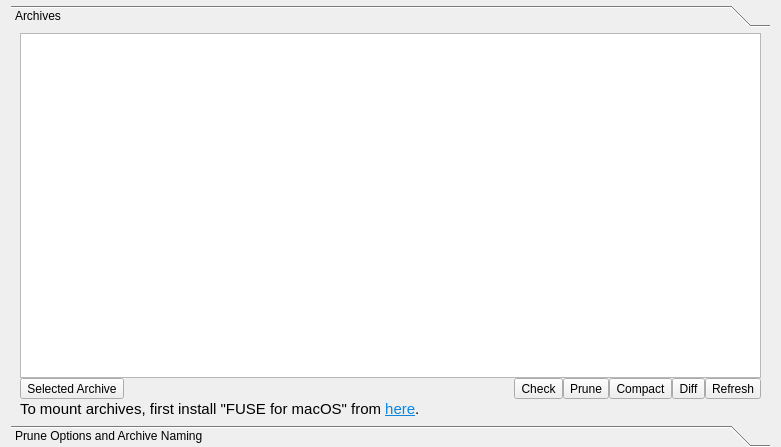
borgbase/vorta, file src/vorta/assets/UI/archivetab.ui: the form before one commit.
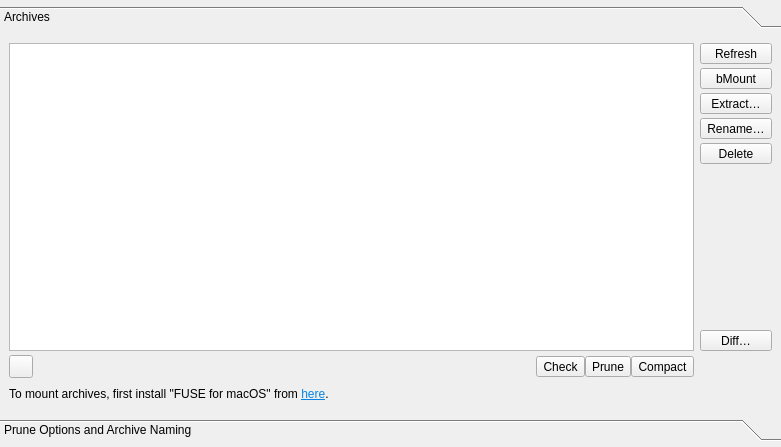
The form after the commit.

```diff
--- a/src/vorta/assets/UI/archivetab.ui
+++ b/src/vorta/assets/UI/archivetab.ui
@@ -14,46 +14,106 @@
    <string>Form</string>
   </property>
   <layout class="QVBoxLayout" name="verticalLayout">
+   <property name="leftMargin">
+    <number>0</number>
+   </property>
    <property name="topMargin">
-    <number>5</number>
+    <number>6</number>
+   </property>
+   <property name="rightMargin">
+    <number>0</number>
    </property>
    <property name="bottomMargin">
-    <number>0</number>
+    <number>6</number>
    </property>
    <item>
     <widget class="QToolBox" name="toolBox">
-     <property name="font">
-      <font>
-       <bold>false</bold>
-      </font>
-     </property>
-     <property name="currentIndex">
-      <number>0</number>
-     </property>
      <widget class="QWidget" name="archivesToolBox">
       <property name="geometry">
        <rect>
         <x>0</x>
         <y>0</y>
-        <width>757</width>
-        <height>374</height>
+        <width>781</width>
+        <height>371</height>
        </rect>
       </property>
       <attribute name="label">
        <string>Archives</string>
       </attribute>
       <layout class="QVBoxLayout" name="verticalLayout_2">
-       <property name="spacing">
-        <number>0</number>
-       </property>
-       <property name="topMargin">
-        <number>0</number>
-       </property>
-       <property name="bottomMargin">
-        <number>0</number>
-       </property>
+       <item>
+        <layout class="QGridLayout" name="gridLayout">
+         <property name="verticalSpacing">
+          <number>4</number>
+         </property>
+         <item row="1" column="0">
+          <layout class="QHBoxLayout" name="horizontalLayout_3">
+           <item>
+            <widget class="QToolButton" name="bList">
+             <property name="toolTip">
+              <string>Refresh archive list</string>
+             </property>
+            </widget>
+           </item>
+           <item>
+            <spacer name="horizontalSpacer">
+             <property name="orientation">
+              <enum>Qt::Horizontal</enum>
+             </property>
+             <property name="sizeHint" stdset="0">
+              <size>
+               <width>40</width>
+               <height>20</height>
+              </size>
+             </property>
+            </spacer>
+           </item>
        <item>
+            <widget class="QToolButton" name="bCheck">
+             <property name="toolTip">
+              <string>Check the consistancy of the repository</string>
+             </property>
+             <property name="text">
+              <string>Check</string>
+             </property>
+             <property name="toolButtonStyle">
+              <enum>Qt::ToolButtonTextBesideIcon</enum>
+             </property>
+            </widget>
+           </item>
+           <item>
+            <widget class="QToolButton" name="bPrune">
+             <property name="toolTip">
+              <string>Prune the archives in this repository</string>
+             </property>
+             <property name="text">
+              <string>Prune</string>
+             </property>
+             <property name="toolButtonStyle">
+              <enum>Qt::ToolButtonTextBesideIcon</enum>
+             </property>
+            </widget>
+           </item>
+           <item>
+            <widget class="QToolButton" name="compactButton">
+             <property name="text">
+              <string>Compact</string>
+             </property>
+             <property name="toolButtonStyle">
+              <enum>Qt::ToolButtonTextBesideIcon</enum>
+             </property>
+            </widget>
+           </item>
+          </layout>
+         </item>
+         <item row="0" column="0">
         <widget class="QTableWidget" name="archiveTable">
+           <property name="sizePolicy">
+            <sizepolicy hsizetype="Expanding" vsizetype="Expanding">
+             <horstretch>1</horstretch>
+             <verstretch>1</verstretch>
+            </sizepolicy>
+           </property>
          <attribute name="horizontalHeaderVisible">
           <bool>false</bool>
          </attribute>
@@ -93,73 +153,40 @@
          </column>
         </widget>
        </item>
+         <item row="0" column="1">
+          <layout class="QVBoxLayout" name="verticalLayout_5">
        <item>
-        <layout class="QHBoxLayout" name="horizontalLayout_3">
-         <item>
-          <widget class="QToolButton" name="archiveActionButton">
-           <property name="text">
-            <string>Selected Archive</string>
-           </property>
-           <property name="toolButtonStyle">
-            <enum>Qt::ToolButtonTextBesideIcon</enum>
-           </property>
-          </widget>
-         </item>
-         <item>
-          <spacer name="horizontalSpacer">
-           <property name="orientation">
-            <enum>Qt::Horizontal</enum>
-           </property>
-           <property name="sizeHint" stdset="0">
-            <size>
-             <width>40</width>
-             <height>20</height>
-            </size>
-           </property>
-          </spacer>
-         </item>
-         <item>
-          <widget class="QToolButton" name="checkButton">
-           <property name="text">
-            <string>Check</string>
-           </property>
-           <property name="toolButtonStyle">
-            <enum>Qt::ToolButtonTextBesideIcon</enum>
-           </property>
-          </widget>
-         </item>
+            <widget class="QFrame" name="fArchiveActions">
+             <property name="frameShape">
+              <enum>QFrame::NoFrame</enum>
+             </property>
+             <layout class="QVBoxLayout" name="verticalLayout_6">
+              <property name="spacing">
+               <number>4</number>
+              </property>
+              <property name="leftMargin">
+               <number>0</number>
+              </property>
+              <property name="topMargin">
+               <number>0</number>
+              </property>
+              <property name="rightMargin">
+               <number>0</number>
+              </property>
+              <property name="bottomMargin">
+               <number>0</number>
+              </property>
          <item>
-          <widget class="QToolButton" name="pruneButton">
-           <property name="text">
-            <string>Prune</string>
-           </property>
-           <property name="toolButtonStyle">
-            <enum>Qt::ToolButtonTextBesideIcon</enum>
-           </property>
-          </widget>
-         </item>
-         <item>
-          <widget class="QToolButton" name="compactButton">
-           <property name="text">
-            <string>Compact</string>
-           </property>
-           <property name="toolButtonStyle">
-            <enum>Qt::ToolButtonTextBesideIcon</enum>
-           </property>
-          </widget>
-         </item>
-         <item>
-          <widget class="QToolButton" name="diffButton">
-           <property name="text">
-            <string>Diff</string>
-           </property>
-           <property name="toolButtonStyle">
-            <enum>Qt::ToolButtonTextBesideIcon</enum>
-           </property>
-          </widget>
-         </item>
-         <item>
-          <widget class="QToolButton" name="listButton">
+               <widget class="QToolButton" name="bRefreshArchive">
+                <property name="sizePolicy">
+                 <sizepolicy hsizetype="MinimumExpanding" vsizetype="Fixed">
+                  <horstretch>0</horstretch>
+                  <verstretch>0</verstretch>
+                 </sizepolicy>
+                </property>
+                <property name="toolTip">
+                 <string>Refresh selected archive</string>
+                </property>
            <property name="text">
             <string>Refresh</string>
            </property>
@@ -168,6 +195,116 @@
            </property>
           </widget>
          </item>
+              <item>
+               <widget class="QToolButton" name="bMount">
+                <property name="sizePolicy">
+                 <sizepolicy hsizetype="MinimumExpanding" vsizetype="Fixed">
+                  <horstretch>0</horstretch>
+                  <verstretch>0</verstretch>
+                 </sizepolicy>
+                </property>
+                <property name="text">
+                 <string notr="true">bMount</string>
+                </property>
+                <property name="toolButtonStyle">
+                 <enum>Qt::ToolButtonTextBesideIcon</enum>
+                </property>
+               </widget>
+              </item>
+              <item>
+               <widget class="QToolButton" name="bExtract">
+                <property name="sizePolicy">
+                 <sizepolicy hsizetype="MinimumExpanding" vsizetype="Fixed">
+                  <horstretch>0</horstretch>
+                  <verstretch>0</verstretch>
+                 </sizepolicy>
+                </property>
+                <property name="toolTip">
+                 <string>Extract selected archive</string>
+                </property>
+                <property name="text">
+                 <string>Extract…</string>
+                </property>
+                <property name="toolButtonStyle">
+                 <enum>Qt::ToolButtonTextBesideIcon</enum>
+                </property>
+               </widget>
+              </item>
+              <item>
+               <widget class="QToolButton" name="bRename">
+                <property name="sizePolicy">
+                 <sizepolicy hsizetype="MinimumExpanding" vsizetype="Fixed">
+                  <horstretch>0</horstretch>
+                  <verstretch>0</verstretch>
+                 </sizepolicy>
+                </property>
+                <property name="toolTip">
+                 <string>Rename selected archive</string>
+                </property>
+                <property name="text">
+                 <string>Rename…</string>
+                </property>
+                <property name="toolButtonStyle">
+                 <enum>Qt::ToolButtonTextBesideIcon</enum>
+                </property>
+               </widget>
+              </item>
+              <item>
+               <widget class="QToolButton" name="bDelete">
+                <property name="sizePolicy">
+                 <sizepolicy hsizetype="MinimumExpanding" vsizetype="Fixed">
+                  <horstretch>0</horstretch>
+                  <verstretch>0</verstretch>
+                 </sizepolicy>
+                </property>
+                <property name="toolTip">
+                 <string>Delete selected archive</string>
+                </property>
+                <property name="text">
+                 <string>Delete</string>
+                </property>
+                <property name="toolButtonStyle">
+                 <enum>Qt::ToolButtonTextBesideIcon</enum>
+                </property>
+               </widget>
+              </item>
+             </layout>
+            </widget>
+           </item>
+           <item>
+            <spacer name="verticalSpacer_2">
+             <property name="orientation">
+              <enum>Qt::Vertical</enum>
+             </property>
+             <property name="sizeHint" stdset="0">
+              <size>
+               <width>20</width>
+               <height>40</height>
+              </size>
+             </property>
+            </spacer>
+           </item>
+           <item>
+            <widget class="QToolButton" name="bDiff">
+             <property name="sizePolicy">
+              <sizepolicy hsizetype="MinimumExpanding" vsizetype="Fixed">
+               <horstretch>0</horstretch>
+               <verstretch>0</verstretch>
+              </sizepolicy>
+             </property>
+             <property name="toolTip">
+              <string>Compare two archives</string>
+             </property>
+             <property name="text">
+              <string>Diff…</string>
+             </property>
+             <property name="toolButtonStyle">
+              <enum>Qt::ToolButtonTextBesideIcon</enum>
+             </property>
+            </widget>
+           </item>
+          </layout>
+         </item>
         </layout>
        </item>
        <item>
@@ -181,12 +318,6 @@
            <height>20</height>
           </size>
          </property>
-         <property name="font">
-          <font>
-           <pointsize>11</pointsize>
-           <bold>false</bold>
-          </font>
-         </property>
          <property name="text">
           <string>&lt;html&gt;&lt;head/&gt;&lt;body&gt;&lt;p&gt;To mount archives, first install &amp;quot;FUSE for macOS&amp;quot; from &lt;a href=&quot;https://osxfuse.github.io/&quot;&gt;&lt;span style=&quot; text-decoration: underline; color:#0984e3;&quot;&gt;here&lt;/span&gt;&lt;/a&gt;.&lt;/p&gt;&lt;/body&gt;&lt;/html&gt;</string>
          </property>
@@ -373,23 +504,7 @@
         </layout>
        </item>
        <item>
-        <widget class="Line" name="line">
-         <property name="orientation">
-          <enum>Qt::Horizontal</enum>
-         </property>
-        </widget>
-       </item>
-       <item>
-        <layout class="QGridLayout" name="gridLayout">
-         <property name="topMargin">
-          <number>10</number>
-         </property>
-         <property name="horizontalSpacing">
-          <number>6</number>
-         </property>
-         <property name="verticalSpacing">
-          <number>0</number>
-         </property>
+           <layout class="QFormLayout" name="formLayout">
          <item row="0" column="0">
           <widget class="QLabel" name="label_3">
            <property name="text">
```
Left out of the diff: 192 changed lines with no effect on the pictures. Lines whose indentation alone changed are shown as unchanged.
